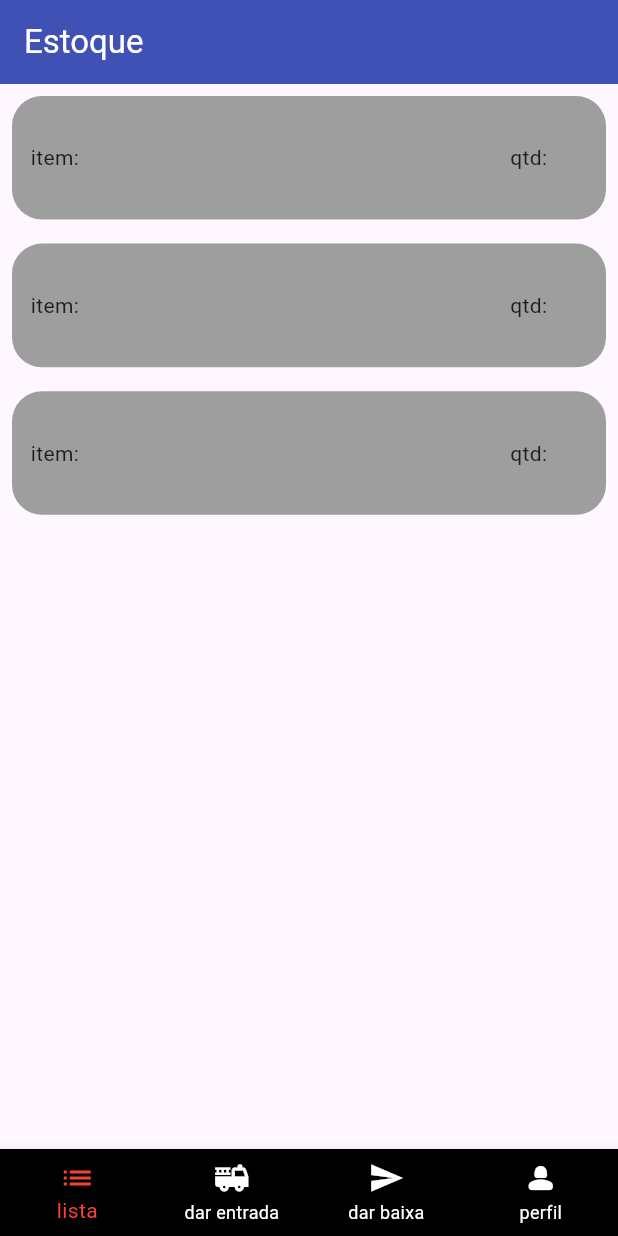
After one commit to eduardobandeiramg/mrp, a Flutter app: the TelaPrincipalTecnico screen opened directly, on a phone screen of 412 x 824 dp. The commit adds this screen. Run offline on Flutter 3.47's test engine with Material 3 defaults, Android fonts, the light colour scheme and no system bars.

Commit message:
closes #94 - telas principais do técnico de estoque

```diff
--- /dev/null
+++ b/code/mobile/mrp/lib/artefatos/cartoes/tecnico/listagem_estoque.dart
@@ -0,0 +1,45 @@
+import 'package:flutter/material.dart';
+
+class CartaoItemEstoque extends StatelessWidget {
+  const CartaoItemEstoque({super.key});
+
+  printa() {
+    print("apertou");
+  }
+
+  @override
+  Widget build(BuildContext context) {
+    double altura = MediaQuery.of(context).size.height;
+    double largura = MediaQuery.of(context).size.width;
+    return Padding(
+      padding: const EdgeInsets.all(8.0),
+      child: InkWell(
+        onTap: printa(),
+        child: Container(
+          height: altura * 0.1,
+          decoration: BoxDecoration(
+            color: Colors.grey,
+            borderRadius: BorderRadius.all(
+              Radius.circular(20),
+            ),
+          ),
+          child: Row(
+            children: [
+              SizedBox(
+                width: largura * 0.03,
+              ),
+              Expanded(
+                flex: 5,
+                child: Text("item:"),
+              ),
+              Expanded(
+                flex: 1,
+                child: Text("qtd: "),
+              ),
+            ],
+          ),
+        ),
+      ),
+    );
+  }
+}
--- a/code/mobile/mrp/lib/main.dart
+++ b/code/mobile/mrp/lib/main.dart
@@ -13,7 +13,7 @@ class MyApp extends StatelessWidget {
     return MaterialApp(
       title: 'TIS 5 - MRP',
       theme: ThemeData(
-        colorScheme: ColorScheme.fromSeed(seedColor: Colors.deepPurple),
+        //colorScheme: ColorScheme.fromSeed(seedColor: Colors.deepPurple),
         useMaterial3: true,
       ),
       home: Login(),
--- a/code/mobile/mrp/lib/telas/login.dart
+++ b/code/mobile/mrp/lib/telas/login.dart
@@ -1,6 +1,7 @@
 import 'package:flutter/material.dart';
 import 'package:mrp/telas/cadastro.dart';
 import 'package:mrp/telas/esqueci_senha.dart';
+import 'package:mrp/telas/tecnico/tela_principal_tecnico.dart';
 
 class Login extends StatefulWidget {
   const Login({super.key});
@@ -101,7 +102,13 @@ class _LoginState extends State<Login> {
               ),
               ElevatedButton(
                 onPressed: () {
-                  chave.currentState!.validate();
+                  if (chave.currentState!.validate()) {
+                    Navigator.of(context).pushReplacement(
+                      MaterialPageRoute(
+                        builder: (context) => TelaPrincipalTecnico(),
+                      ),
+                    );
+                  }
                 },
                 child: Text(
                   "entrar",
--- /dev/null
+++ b/code/mobile/mrp/lib/telas/tecnico/lista.dart
@@ -0,0 +1,31 @@
+import 'package:flutter/material.dart';
+import 'package:mrp/artefatos/cartoes/tecnico/listagem_estoque.dart';
+
+class ListagemEstoque extends StatefulWidget {
+  const ListagemEstoque({super.key});
+
+  @override
+  State<ListagemEstoque> createState() => _ListagemEstoqueState();
+}
+
+class _ListagemEstoqueState extends State<ListagemEstoque> {
+  @override
+  Widget build(BuildContext context) {
+    return Scaffold(
+      appBar: AppBar(
+        title: Text(
+          "Estoque",
+          style: TextStyle(color: Colors.white),
+        ),
+        backgroundColor: Colors.indigo,
+      ),
+      body: ListView(
+        children: [
+          CartaoItemEstoque(),
+          CartaoItemEstoque(),
+          CartaoItemEstoque(),
+        ],
+      ),
+    );
+  }
+}
--- /dev/null
+++ b/code/mobile/mrp/lib/telas/tecnico/tela_principal_tecnico.dart
@@ -0,0 +1,49 @@
+import 'package:flutter/material.dart';
+import 'package:mrp/telas/tecnico/lista.dart';
+
+class TelaPrincipalTecnico extends StatefulWidget {
+  TelaPrincipalTecnico({super.key});
+
+  @override
+  State<TelaPrincipalTecnico> createState() => _TelaPrincipalTecnicoState();
+}
+
+class _TelaPrincipalTecnicoState extends State<TelaPrincipalTecnico> {
+  int indexBarraNavegacao = 0;
+
+  void aoSelecionarOIndex(int index) {
+    setState(() {
+      indexBarraNavegacao = index;
+    });
+  }
+
+  telaAMoatrar(int indice) {
+    if (indice == 0) {
+      return ListagemEstoque();
+    }
+  }
+
+  @override
+  Widget build(BuildContext context) {
+    return Scaffold(
+      body: telaAMoatrar(indexBarraNavegacao),
+      bottomNavigationBar: BottomNavigationBar(
+        type: BottomNavigationBarType.fixed,
+        items: const [
+          BottomNavigationBarItem(icon: Icon(Icons.list), label: "lista"),
+          BottomNavigationBarItem(
+              icon: Icon(Icons.fire_truck), label: "dar entrada"),
+          BottomNavigationBarItem(
+              icon: Icon(Icons.send_sharp), label: "dar baixa"),
+          BottomNavigationBarItem(
+              icon: Icon(Icons.person_2_rounded), label: "perfil"),
+        ],
+        currentIndex: indexBarraNavegacao,
+        onTap: aoSelecionarOIndex,
+        backgroundColor: Colors.black,
+        unselectedItemColor: Colors.white,
+        selectedItemColor: Colors.red,
+      ),
+    );
+  }
+}
```
Also changed, not shown: code/mobile/mrp/lib/telas/gestor/tela_principal_gestor.dart (renamed from code/mobile/mrp/lib/telas/tela_principal.dart), code/mobile/mrp/lib/telas/operador/tela_principal_operador.dart (added), code/mobile/mrp/lib/telas/tecnico/baixa.dart (added), code/mobile/mrp/lib/telas/tecnico/entrada.dart (added), code/mobile/mrp/lib/telas/tecnico/perfil.dart (added).
